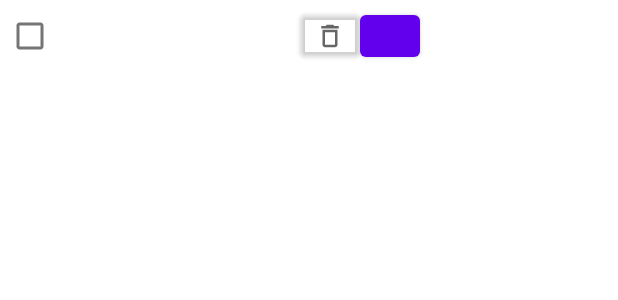
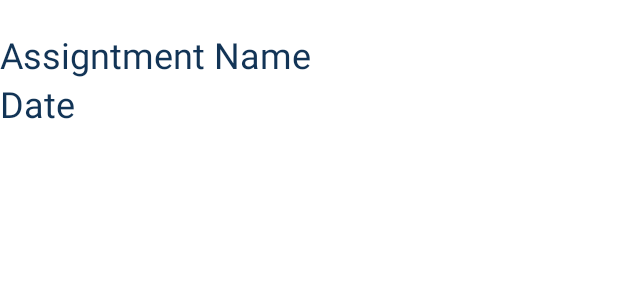
Before and after one commit to rustomamal06/My_Application28, an Android app: the layout assignment_row.xml on its own in the app's theme, with its tools: preview values and no code run, on a phone screen of 412 x 824 dp. Shown: the top 300 px of the screen. Run offline under Robolectric (Android 15) with nearby library versions, the phone set to English and light mode, and no system bars; Roboto replaces fonts that are not available here.

Commit message:
array list

```diff
--- a/app/src/main/res/layout/assignment_row.xml
+++ b/app/src/main/res/layout/assignment_row.xml
@@ -4,55 +4,36 @@
     android:layout_width="match_parent"
     android:layout_height="match_parent"
     android:descendantFocusability="blocksDescendants">
-    <LinearLayout
+    <RelativeLayout
         android:layout_width="match_parent"
-        android:layout_height="wrap_content"
+        android:layout_height="100dp"
         android:orientation="horizontal">
 
-        <CheckBox
-            android:id="@+id/checkBox"
-            android:layout_width="40dp"
-            android:layout_height="wrap_content" />
+
 
         <LinearLayout
             android:layout_width="wrap_content"
             android:layout_height="wrap_content"
             android:orientation="vertical">
-
             <TextView
-                android:id="@+id/textViewDate"
+                android:layout_marginTop="20dp"
+                android:id="@+id/textViewname"
                 android:layout_width="wrap_content"
                 android:layout_height="wrap_content"
-                android:text=""
+                android:text="Assigntment Name"
                 android:textColor="#123456"
                 android:textSize="24sp" />
+
 
             <TextView
                 android:id="@+id/textViewTime"
                 android:layout_width="wrap_content"
                 android:layout_height="wrap_content"
-                android:text=""
+                android:text="Date"
                 android:textColor="#123456"
                 android:textSize="24sp" />
-        </LinearLayout>
-
-        <Button
-            android:id="@+id/button"
-            android:layout_width="40dp"
-            android:layout_height="40dp"
-            android:layout_marginLeft="160dp"
-            android:backgroundTint="@android:color/transparent"
-            android:drawableBottom="@drawable/ic_delete"
-            android:onClick="onClick" />
-        <Button
-            android:id="@+id/buttonstart1"
-            android:layout_width="40dp"
-           android:layout_height="40dp"
-            android:onClick="Submit"
-            />
-
-
 
     </LinearLayout>
+    </RelativeLayout>
 
 </LinearLayout>
```
